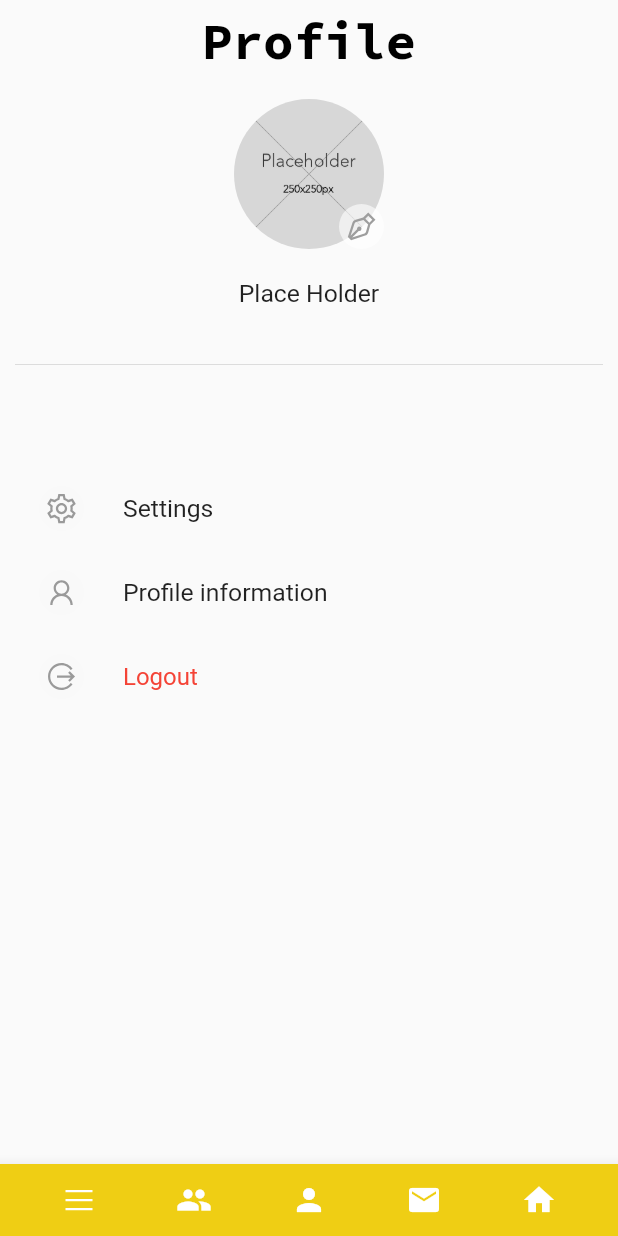
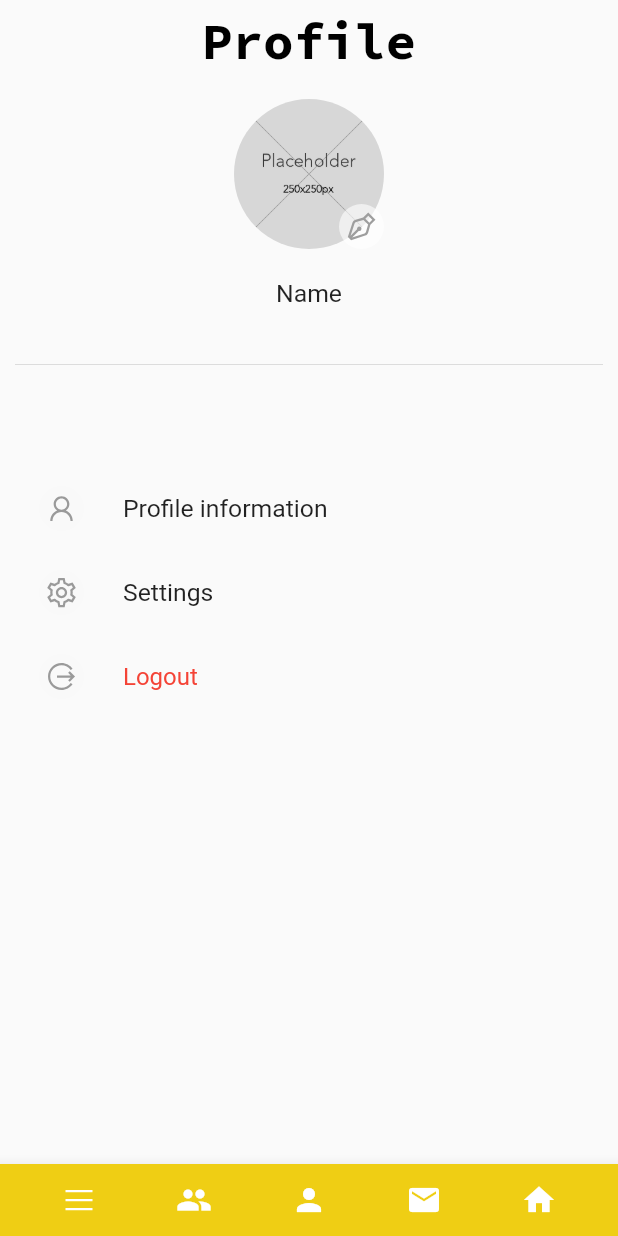
Before and after one commit to LukePerry14/Movein, a Flutter app: the Profile screen opened by its route, on a phone screen of 412 x 824 dp. Run offline on Flutter 3.47's test engine with Material 2 defaults, Android fonts, the phone set to English and light mode, and no system bars; our stand-ins replace flutter_settings_screens, google_fonts, line_awesome_flutter.

Commit message:
Settings

```diff
--- a/lib/Pages/Groups.dart
+++ b/lib/Pages/Groups.dart
@@ -3,7 +3,7 @@ import 'package:movein/navbar.dart';
 import 'package:movein/Pages/Scroller.dart';
 import 'package:movein/Pages/Messages.dart';
 import 'package:movein/Pages/Houses.dart';
-import 'package:movein/Pages/Settings.dart';
+import 'package:movein/Pages/SettingsPage.dart';
 import 'package:movein/Pages/Profile.dart';
 
 class Group {
--- a/lib/Pages/Profile.dart
+++ b/lib/Pages/Profile.dart
@@ -68,7 +68,7 @@ class Profile extends StatelessWidget {
 
                     const SizedBox(height: 20.0),
 
-                    const Text("Place Holder"),
+                    const Text("Name"),
 
                     const SizedBox(height: 30.0),
 
@@ -78,22 +78,8 @@ class Profile extends StatelessWidget {
 
                     ListTile(
                       onTap: () {
-                        Navigator.pushNamed(context, '/Settings');
+                        Navigator.pushNamed(context, '/profileInformation');
                       },
-                      leading: Container(
-                        width: 30,
-                        height: 30,
-                        decoration: BoxDecoration(
-                          borderRadius: BorderRadius.circular(100),
-                          color: Colors.grey[200]?.withOpacity(0.1),
-                        ),
-                        child: const Icon(
-                          LineAwesomeIcons.cog, color: Colors.black38),
-                      ),
-                      title: Text("Settings", style: Theme.of(context).textTheme.bodyMedium,),
-                    ),
-
-                    ListTile(
                       leading: Container(
                         width: 30,
                         height: 30,
@@ -108,6 +94,23 @@ class Profile extends StatelessWidget {
                           .of(context)
                           .textTheme
                           .bodyMedium,),
+                    ),
+
+                    ListTile(
+                      onTap: () {
+                        Navigator.pushNamed(context, '/SettingsPage');
+                      },
+                      leading: Container(
+                        width: 30,
+                        height: 30,
+                        decoration: BoxDecoration(
+                          borderRadius: BorderRadius.circular(100),
+                          color: Colors.grey[200]?.withOpacity(0.1),
+                        ),
+                        child: const Icon(
+                          LineAwesomeIcons.cog, color: Colors.black38),
+                      ),
+                      title: Text("Settings", style: Theme.of(context).textTheme.bodyMedium,),
                     ),
 
                     ListTile(
--- a/lib/Pages/Scroller.dart
+++ b/lib/Pages/Scroller.dart
@@ -3,7 +3,7 @@ import 'package:movein/navbar.dart';
 import 'package:movein/HScroll.dart';
 import 'package:movein/Pages/Messages.dart';
 import 'package:movein/Pages/Groups.dart';
-import 'package:movein/Pages/Settings.dart';
+import 'package:movein/Pages/SettingsPage.dart';
 import 'package:movein/Pages/Houses.dart';
 import 'package:movein/Pages/Profile.dart';
 import 'package:line_awesome_flutter/line_awesome_flutter.dart';
--- a/lib/Pages/Settings.dart
+++ b/lib/Pages/profileInformation.dart
@@ -1,21 +1,23 @@
 import 'package:flutter/material.dart';
 import 'package:line_awesome_flutter/line_awesome_flutter.dart';
+import 'package:movein/navbar.dart';
 
-class Settings extends StatefulWidget {
-  const Settings({Key? key}) : super(key: key);
+class ProfileInfo extends StatefulWidget {
+  const ProfileInfo({Key? key}) : super(key: key);
 
   @override
-  State<Settings> createState() => _SettingsState();
+  State<ProfileInfo> createState() => _ProfileInfoState();
 }
 
-class _SettingsState extends State<Settings> {
+class _ProfileInfoState extends State<ProfileInfo> {
   @override
   Widget build(BuildContext context) {
+    final navigator = Navigator.of(context);
     return MaterialApp(
       home: Scaffold(
         appBar: AppBar( //maybe replace with a sliverappbar to improve polish
           backgroundColor: const Color(0xFFfafafa),
-          title: Text('Settings', style: Theme.of(context).textTheme.headlineMedium),
+          title: Text('Profile Information', style: Theme.of(context).textTheme.headlineMedium),
           centerTitle: true,
           elevation: 0,
           leading: IconButton(
@@ -36,11 +38,13 @@ class _SettingsState extends State<Settings> {
           ],
         ),
         body: const SafeArea(
-          child: Text('example Settings'),
+          child: Text('example profile information'),
         ),
-
+        bottomNavigationBar: CustomNavbar(
+          onItemSelected: (route) {
+            navigator.pushNamed(route);
+        },)
       ),
-
     );
   }
 }
```
Also changed, not shown: lib/Pages/SettingsPage.dart (added, +51 -0 lines), lib/main.dart (+89 -3 lines), pubspec.yaml (+7 -4 lines), pubspec.lock, 1 other file.
